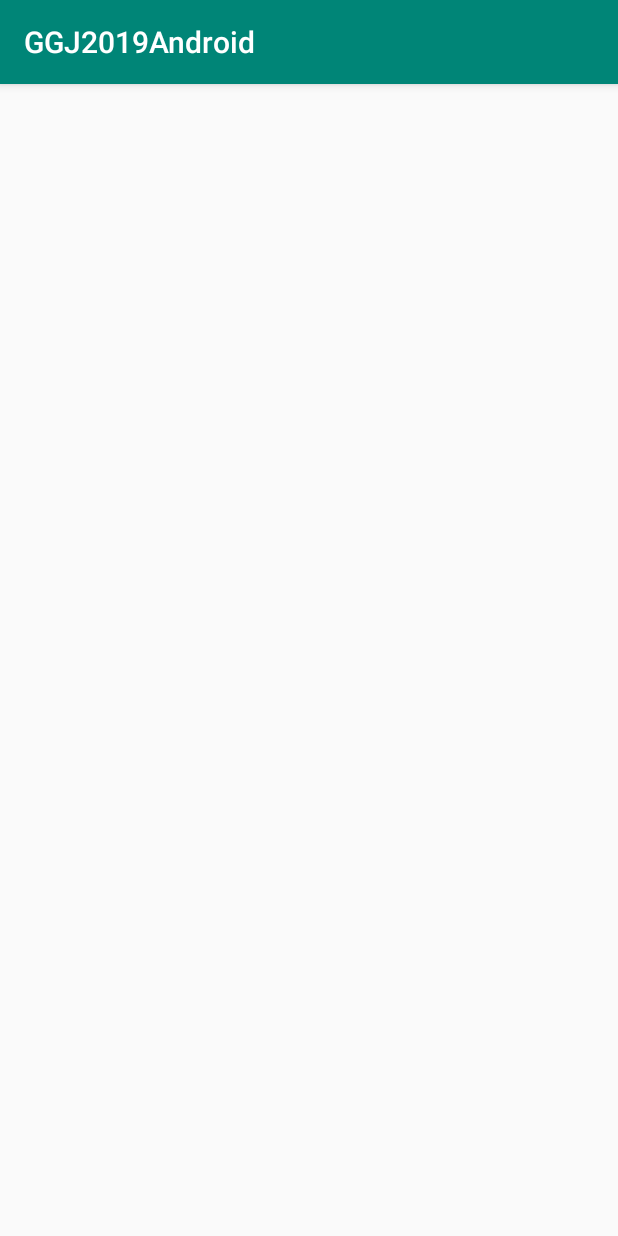
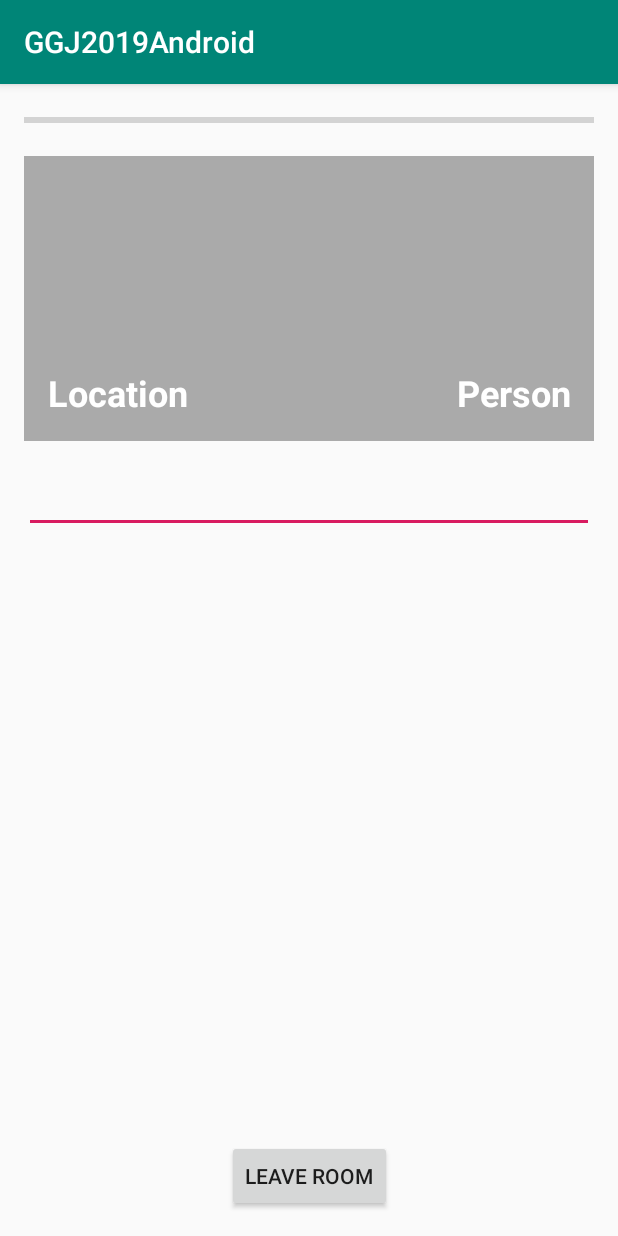
Before and after one commit to MWojnar/GGJ2019Android, an Android app: the DialogActivity screen opened directly, with no data from a screen before it, on a phone screen of 412 x 824 dp. Run offline under Robolectric (Android 15) with nearby library versions, the light colour scheme and no system bars; 2 statements that could not run were skipped.

Commit message:
Hooking up navigation for the dialog activity.

```diff
--- a/app/src/main/AndroidManifest.xml
+++ b/app/src/main/AndroidManifest.xml
@@ -20,27 +20,27 @@
                 android:name="android.support.PARENT_ACTIVITY"
                 android:value=".MainActivity" />
         </activity>
-        <activity android:name=".SelectPersonActivity" >
+        <activity android:name=".SelectPersonActivity" android:screenOrientation="portrait">
             <meta-data
                 android:name="android.support.PARENT_ACTIVITY"
                 android:value=".MapActivity" />
         </activity>
-        <activity android:name=".SelectActionActivity" >
+        <activity android:name=".SelectActionActivity" android:screenOrientation="portrait">
             <meta-data
                 android:name="android.support.PARENT_ACTIVITY"
                 android:value=".MapActivity" />
         </activity>
-        <activity android:name=".DialogActivity">
+        <activity android:name=".DialogActivity" android:screenOrientation="portrait">
             <meta-data
                 android:name="android.support.PARENT_ACTIVITY"
                 android:value=".MapActivity" />
         </activity>
-        <activity android:name=".DialogEndActivity">
+        <activity android:name=".DialogEndActivity" android:screenOrientation="portrait">
             <meta-data
                 android:name="android.support.PARENT_ACTIVITY"
                 android:value=".MapActivity" />
         </activity>
-        <activity android:name=".BirthdayActivity">
+        <activity android:name=".BirthdayActivity" android:screenOrientation="portrait">
             <meta-data
                 android:name="android.support.PARENT_ACTIVITY"
                 android:value=".MapActivity" />
--- a/app/src/main/java/com/ggj2019android/DialogActivity.java
+++ b/app/src/main/java/com/ggj2019android/DialogActivity.java
@@ -1,13 +1,84 @@
 package com.ggj2019android;
 
+import android.content.Intent;
+import android.content.SharedPreferences;
 import android.support.v7.app.AppCompatActivity;
 import android.os.Bundle;
+import android.support.v7.widget.LinearLayoutManager;
+import android.support.v7.widget.RecyclerView;
+import android.view.KeyEvent;
+import android.view.View;
+import android.view.inputmethod.EditorInfo;
+import android.widget.TextView;
+import android.widget.Toast;
+
+import com.ggj2019android.model.Game;
+import com.ggj2019android.model.Location;
+import com.ggj2019android.model.Person;
 
 public class DialogActivity extends AppCompatActivity {
+
+    // Controls
+    private TextView _lblLocationName;
+    private TextView _lblPersonName;
+    private TextView _txtRequest;
+
+    // State
+    private SharedPreferences _savedValues;
+    private Game _game;
 
     @Override
     protected void onCreate(Bundle savedInstanceState) {
         super.onCreate(savedInstanceState);
         setContentView(R.layout.activity_dialog);
+
+        _lblLocationName = findViewById(R.id.lblLocationName);
+        _lblPersonName = findViewById(R.id.lblPersonName);
+        _txtRequest = findViewById(R.id.txtRequest);
+
+        _txtRequest.setOnEditorActionListener(new TextView.OnEditorActionListener() {
+            @Override
+            public boolean onEditorAction(TextView textView, int actionId, KeyEvent keyEvent) {
+                if (actionId == EditorInfo.IME_ACTION_UNSPECIFIED ||
+                    actionId == EditorInfo.IME_ACTION_DONE ||
+                    actionId == EditorInfo.IME_ACTION_GO)
+                {
+                    say(textView.getText().toString());
+                }
+                return false;
+            }
+        });
+
+        // Load saved values
+        _savedValues = getSharedPreferences("SavedValues", MODE_PRIVATE);
+    }
+
+    @Override
+    protected void onResume() {
+        super.onResume();
+
+        _game = Game.INSTANCE;
+
+        Location location = _game.getCurrentLocation();
+        Person person = _game.getCurrentPerson();
+        _lblLocationName.setText(location.getName());
+        _lblPersonName.setText(person.getName());
+    }
+
+    @Override
+    protected void onPause()
+    {
+        super.onPause();
+    }
+
+    public void leaveRoom(View v)
+    {
+        Intent intent = new Intent(this, MapActivity.class);
+        startActivity(intent);
+    }
+
+    public void say(String input)
+    {
+        Toast.makeText(this, input, Toast.LENGTH_SHORT).show();
     }
 }
--- a/app/src/main/java/com/ggj2019android/SelectPersonActivity.java
+++ b/app/src/main/java/com/ggj2019android/SelectPersonActivity.java
@@ -40,7 +40,7 @@
 
         // Setup the List of People at the current Location
         _lstPeople = findViewById(R.id.lstPersons);
-        _peopleLayout = new LinearLayoutManager(this, LinearLayoutManager.VERTICAL, false);
+        _peopleLayout = new LinearLayoutManager(this, LinearLayoutManager.HORIZONTAL, false);
         _lstPeople.setHasFixedSize(false);
         _lstPeople.setLayoutManager(_peopleLayout);
 
--- a/app/src/main/java/com/ggj2019android/model/Game.java
+++ b/app/src/main/java/com/ggj2019android/model/Game.java
@@ -137,6 +137,10 @@
         return _currentPersonName;
     }
 
+    public Person getCurrentPerson() {
+        return _people.get(_currentPersonName);
+    }
+
     public void setCurrentPerson(String personName) {
         _currentPersonName = personName;
     }
--- a/app/src/main/res/layout/activity_dialog.xml
+++ b/app/src/main/res/layout/activity_dialog.xml
@@ -6,4 +6,102 @@
     android:layout_height="match_parent"
     tools:context=".DialogActivity">
 
+    <EditText
+        android:id="@+id/txtRequest"
+        android:layout_width="0dp"
+        android:layout_height="wrap_content"
+        android:layout_marginStart="16dp"
+        android:layout_marginTop="16dp"
+        android:layout_marginEnd="16dp"
+        android:layout_marginBottom="16dp"
+        android:imeOptions="actionGo|flagForceAscii"
+        android:inputType="textCapSentences"
+        app:layout_constraintBottom_toTopOf="@+id/btnLeaveRoom"
+        app:layout_constraintEnd_toEndOf="parent"
+        app:layout_constraintHorizontal_bias="0.0"
+        app:layout_constraintStart_toStartOf="parent"
+        app:layout_constraintTop_toBottomOf="@+id/frameImages"
+        app:layout_constraintVertical_bias="0.0" />
+
+    <ProgressBar
+        android:id="@+id/progressYear"
+        style="?android:attr/progressBarStyleHorizontal"
+        android:layout_width="0dp"
+        android:layout_height="wrap_content"
+        android:layout_marginStart="16dp"
+        android:layout_marginTop="16dp"
+        android:layout_marginEnd="16dp"
+        app:layout_constraintEnd_toEndOf="parent"
+        app:layout_constraintStart_toStartOf="parent"
+        app:layout_constraintTop_toTopOf="parent" />
+
+    <FrameLayout
+        android:id="@+id/frameImages"
+        android:layout_width="0dp"
+        android:layout_height="0dp"
+        android:layout_marginStart="16dp"
+        android:layout_marginTop="16dp"
+        android:layout_marginEnd="16dp"
+        android:scaleType="centerCrop"
+        app:layout_constraintDimensionRatio="2:1"
+        app:layout_constraintEnd_toEndOf="parent"
+        app:layout_constraintStart_toStartOf="parent"
+        app:layout_constraintTop_toBottomOf="@+id/progressYear"
+        app:srcCompat="@android:color/black">
+
+        <ImageView
+            android:id="@+id/imgLocation"
+            android:layout_width="match_parent"
+            android:layout_height="match_parent"
+            android:contentDescription="location image"
+            android:scaleType="centerCrop"
+            app:srcCompat="@android:color/black" />
+
+        <ImageView
+            android:id="@+id/imgPerson"
+            android:layout_width="match_parent"
+            android:layout_height="match_parent"
+            android:contentDescription="person image"
+            android:scaleType="fitEnd"
+            app:srcCompat="@android:color/darker_gray" />
+
+        <TextView
+            android:id="@+id/lblLocationName"
+            android:layout_width="match_parent"
+            android:layout_height="match_parent"
+            android:layout_margin="16dp"
+            android:gravity="bottom|start"
+            android:text="Location"
+            android:textAlignment="viewStart"
+            android:textColor="@android:color/white"
+            android:textSize="24sp"
+            android:textStyle="bold" />
+
+        <TextView
+            android:id="@+id/lblPersonName"
+            android:layout_width="match_parent"
+            android:layout_height="match_parent"
+            android:layout_margin="16dp"
+            android:gravity="bottom|end"
+            android:text="Person"
+            android:textAlignment="viewEnd"
+            android:textColor="@android:color/white"
+            android:textSize="24sp"
+            android:textStyle="bold" />
+
+    </FrameLayout>
+
+    <Button
+        android:id="@+id/btnLeaveRoom"
+        android:layout_width="wrap_content"
+        android:layout_height="wrap_content"
+        android:layout_marginStart="16dp"
+        android:layout_marginEnd="16dp"
+        android:layout_marginBottom="16dp"
+        android:onClick="leaveRoom"
+        android:text="@string/btn_leave_room"
+        app:layout_constraintBottom_toBottomOf="parent"
+        app:layout_constraintEnd_toEndOf="parent"
+        app:layout_constraintStart_toStartOf="parent" />
+
 </android.support.constraint.ConstraintLayout>
--- a/app/src/main/res/layout/activity_select_person.xml
+++ b/app/src/main/res/layout/activity_select_person.xml
@@ -9,7 +9,7 @@
     <android.support.v7.widget.RecyclerView
         android:id="@+id/lstPersons"
         android:layout_width="0dp"
-        android:layout_height="182dp"
+        android:layout_height="0dp"
         android:layout_marginStart="16dp"
         android:layout_marginTop="16dp"
         android:layout_marginEnd="16dp"
```
